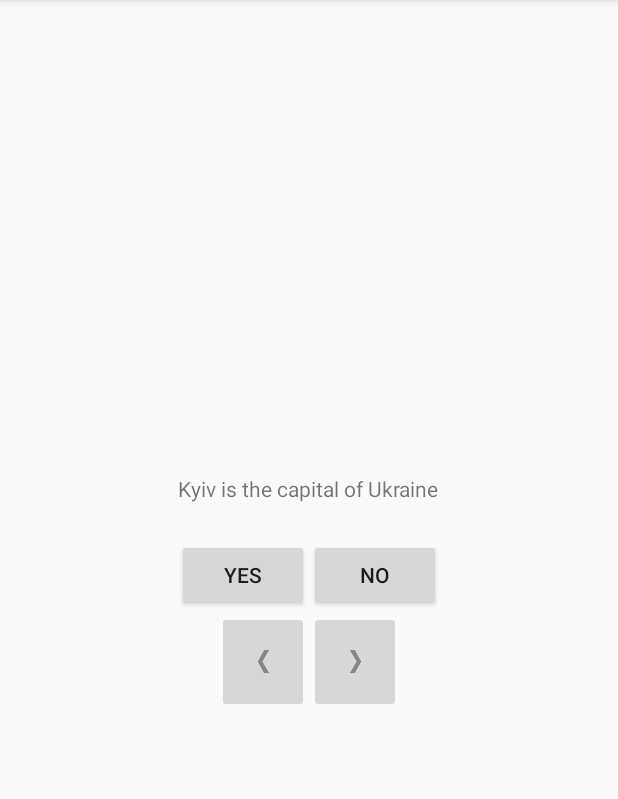
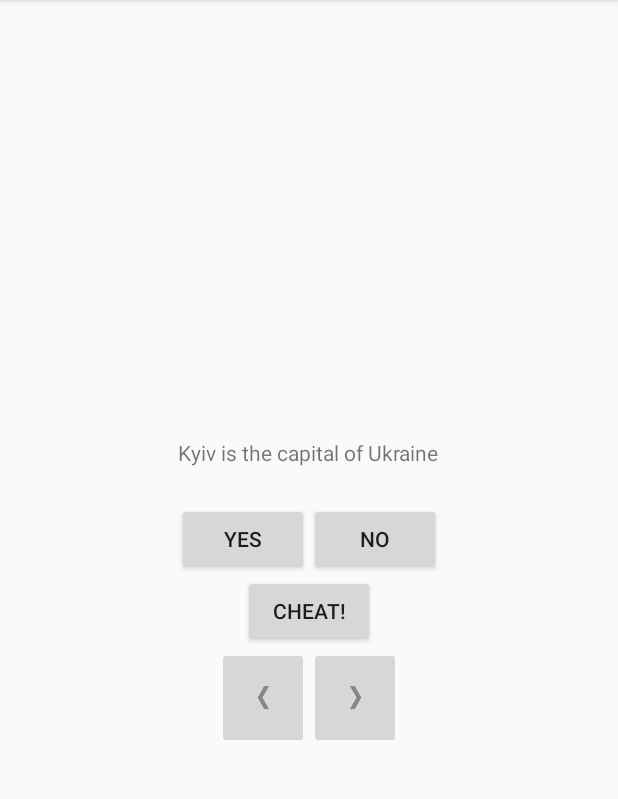
Before and after one commit to Michael-James-Ross/GeoQuiz, an Android app: the screen it shows after launch (QuizActivity), on a phone screen of 412 x 824 dp, the part 84-883 px from its top. Run offline under Robolectric (Android 15) with nearby library versions, the phone set to English and light mode, and no system bars.

Commit message:
Added second activity for looking answers to the questions

```diff
--- a/app/build.gradle
+++ b/app/build.gradle
@@ -20,10 +20,11 @@ android {
 }
 
 dependencies {
-    compile fileTree(dir: 'libs', include: ['*.jar'])
+    compile fileTree(include: ['*.jar'], dir: 'libs')
     androidTestCompile('com.android.support.test.espresso:espresso-core:2.2.2', {
         exclude group: 'com.android.support', module: 'support-annotations'
     })
     compile 'com.android.support:appcompat-v7:24.1.1'
     testCompile 'junit:junit:4.12'
+    compile files('libs/gson-1.1.jar')
 }
--- a/app/src/main/AndroidManifest.xml
+++ b/app/src/main/AndroidManifest.xml
@@ -15,6 +15,7 @@
                 <category android:name="android.intent.category.LAUNCHER" />
             </intent-filter>
         </activity>
+        <activity android:name=".CheatActivity"></activity>
     </application>
 
 </manifest>
--- a/app/src/main/res/layout-land/activity_quiz.xml
+++ b/app/src/main/res/layout-land/activity_quiz.xml
@@ -8,6 +8,13 @@
     android:gravity="center"
     tools:context="com.onyshchenko.artem.geoquiz.QuizActivity">
 
+
+
+    <LinearLayout
+        android:layout_width="wrap_content"
+        android:layout_height="wrap_content"
+        android:orientation="vertical"
+        android:layout_gravity="center_vertical|center_horizontal">
         <TextView
             android:id="@+id/questionTextTxtView"
             android:layout_width="wrap_content"
@@ -15,12 +22,10 @@
             android:layout_gravity="center_horizontal"
             android:padding="24dp"
             android:text="@string/question_capital" />
-
         <LinearLayout
             android:layout_width="wrap_content"
             android:layout_height="wrap_content"
-        android:orientation="horizontal"
-        android:layout_gravity="center_vertical|center_horizontal">
+            android:layout_gravity="center_horizontal">
             <Button
                 android:id="@+id/trueBtn"
                 android:layout_width="wrap_content"
@@ -32,6 +37,19 @@
                 android:layout_height="wrap_content"
                 android:text="@string/false_button"/>
         </LinearLayout>
+        <LinearLayout
+            android:layout_width="wrap_content"
+            android:layout_height="wrap_content"
+            android:layout_gravity="center_horizontal">
+            <Button
+                android:id="@+id/cheatBtn"
+                android:layout_gravity="center_horizontal"
+                android:layout_width="wrap_content"
+                android:layout_height="wrap_content"
+                android:text="@string/cheat_button"/>
+        </LinearLayout>
+    </LinearLayout>
+
     <LinearLayout
         android:layout_width="wrap_content"
         android:layout_height="wrap_content"
--- a/app/src/main/res/layout/activity_quiz.xml
+++ b/app/src/main/res/layout/activity_quiz.xml
@@ -32,6 +32,15 @@
     <LinearLayout
         android:layout_width="wrap_content"
         android:layout_height="wrap_content">
+        <Button
+            android:id="@+id/cheatBtn"
+            android:layout_width="wrap_content"
+            android:layout_height="wrap_content"
+            android:text="@string/cheat_button"/>
+    </LinearLayout>
+    <LinearLayout
+        android:layout_width="wrap_content"
+        android:layout_height="wrap_content">
         <ImageButton
             android:id="@+id/prevBtn"
             android:padding="24dp"
--- a/app/src/main/res/values/strings.xml
+++ b/app/src/main/res/values/strings.xml
@@ -9,4 +9,8 @@
     <string name="correct_toast">Correct!</string>
     <string name="incorrect_toast">Incorrect!</string>
     <string name="next_button">Next</string>
+    <string name="warning_text">Are you sure you want to do this ?</string>
+    <string name="judgment_toast">Cheating is wrong!</string>
+    <string name="cheat_button">Cheat!</string>
+    <string name="show_answer_button">Show answer</string>
 </resources>
```
Also changed, not shown: app/src/main/java/com/onyshchenko/artem/geoquiz/CheatActivity.java (added, +120 -0 lines), app/src/main/java/com/onyshchenko/artem/geoquiz/QuizActivity.java (+53 -1 lines), app/src/main/res/layout-land/activity_cheat.xml (added, +30 -0 lines), app/src/main/res/layout/activity_cheat.xml (added, +32 -0 lines), app/libs/gson-1.1.jar (added). Lines whose indentation alone changed are shown as unchanged.
